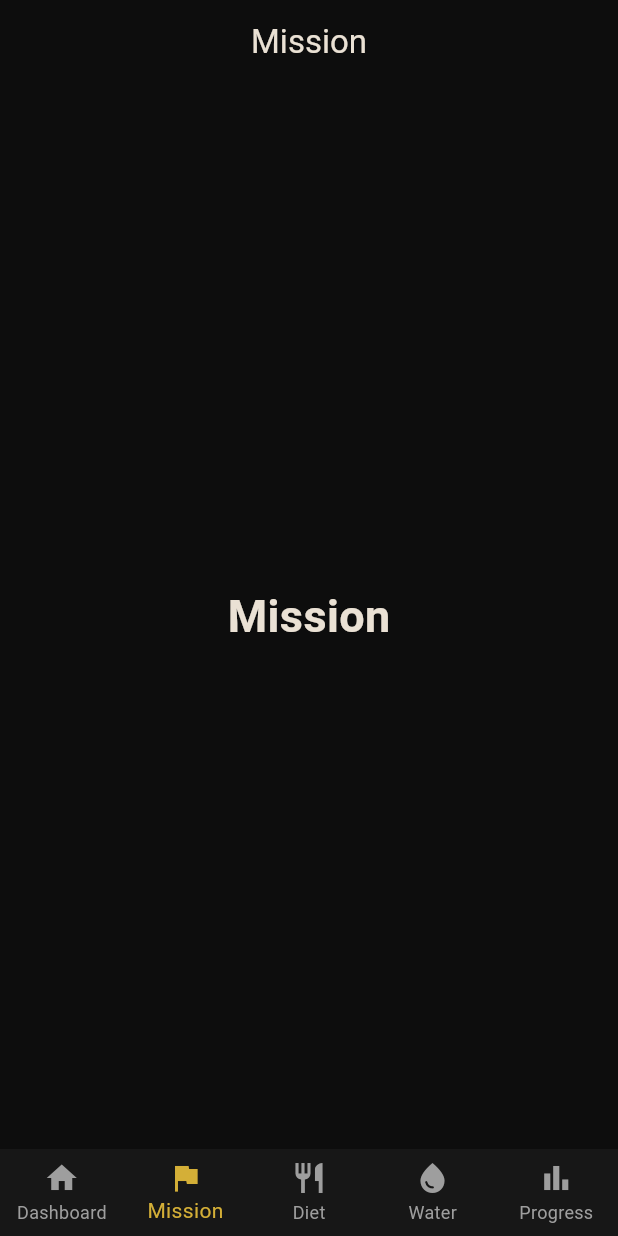
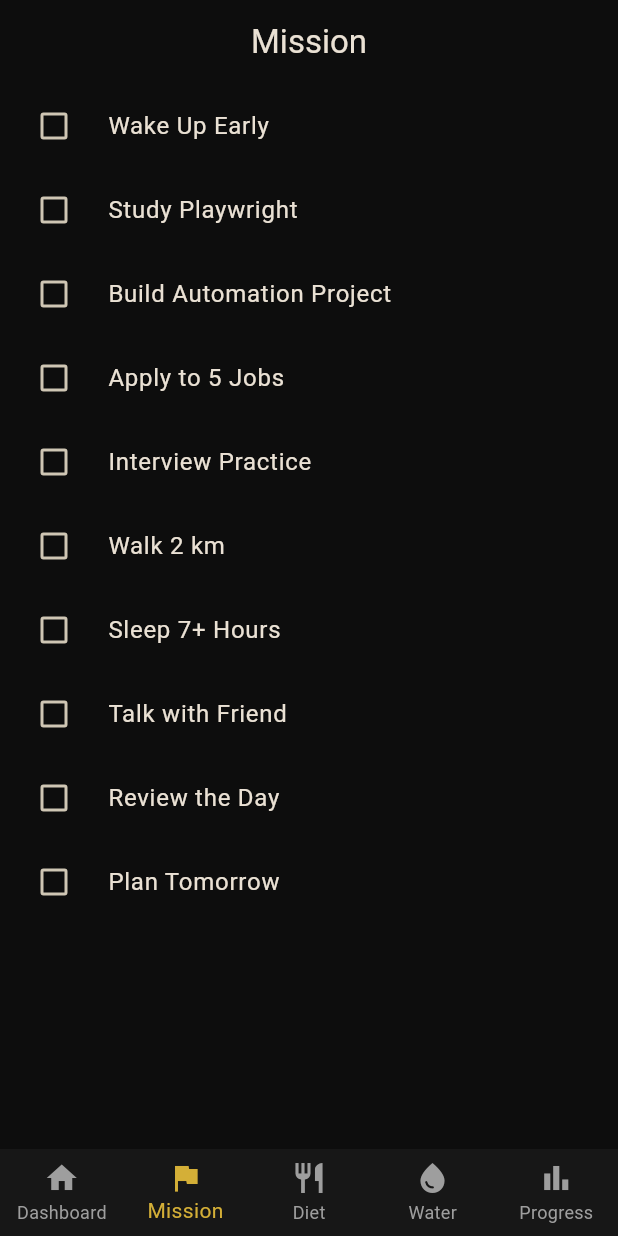
Before and after one commit to Arunnithis/shadyos, a Flutter app: the screen it shows after launch, item 2 of the bottom bar chosen, on a phone screen of 412 x 824 dp. Run offline on Flutter 3.47's test engine with Material 3 defaults, Android fonts, the phone set to English and light mode, and no system bars; our stand-ins replace flutter_riverpod, hive_flutter; accounts and stored records are empty.

Commit message:
Build reusable mission list and checkbox UI

```diff
--- /dev/null
+++ b/lib/features/mission/models/mission.dart
@@ -0,0 +1,11 @@
+class Mission {
+  final String title;
+  final String category;
+  bool completed;
+
+  Mission({
+    required this.title,
+    required this.category,
+    this.completed = false,
+  });
+}
--- /dev/null
+++ b/lib/features/mission/models/mission_data.dart
@@ -0,0 +1,19 @@
+import 'mission.dart';
+
+final List<Mission> missions = [
+  // Career
+  Mission(title: "Wake Up Early", category: "Career"),
+  Mission(title: "Study Playwright", category: "Career"),
+  Mission(title: "Build Automation Project", category: "Career"),
+  Mission(title: "Apply to 5 Jobs", category: "Career"),
+  Mission(title: "Interview Practice", category: "Career"),
+
+  // Health
+  Mission(title: "Walk 2 km", category: "Health"),
+  Mission(title: "Sleep 7+ Hours", category: "Health"),
+
+  // Personal
+  Mission(title: "Talk with Friend", category: "Personal"),
+  Mission(title: "Review the Day", category: "Personal"),
+  Mission(title: "Plan Tomorrow", category: "Personal"),
+];
--- a/lib/features/mission/screens/mission_screen.dart
+++ b/lib/features/mission/screens/mission_screen.dart
@@ -1,17 +1,36 @@
 import 'package:flutter/material.dart';
+import '../models/mission.dart';
+import '../models/mission_data.dart';
+import '../widgets/mission_tile.dart';
 
-class MissionScreen extends StatelessWidget {
+class MissionScreen extends StatefulWidget {
   const MissionScreen({super.key});
+
+  @override
+  State<MissionScreen> createState() => _MissionScreenState();
+}
+
+class _MissionScreenState extends State<MissionScreen> {
+  final List<Mission> missionList = missions;
 
   @override
   Widget build(BuildContext context) {
     return Scaffold(
       appBar: AppBar(title: const Text("Mission")),
-      body: const Center(
-        child: Text(
-          "Mission",
-          style: TextStyle(fontSize: 30, fontWeight: FontWeight.bold),
-        ),
+      body: ListView.builder(
+        itemCount: missionList.length,
+        itemBuilder: (context, index) {
+          final mission = missionList[index];
+
+          return MissionTile(
+            mission: mission,
+            onChanged: (value) {
+              setState(() {
+                mission.completed = value ?? false;
+              });
+            },
+          );
+        },
       ),
     );
   }
--- /dev/null
+++ b/lib/features/mission/widgets/mission_tile.dart
@@ -0,0 +1,23 @@
+import 'package:flutter/material.dart';
+import '../models/mission.dart';
+
+class MissionTile extends StatelessWidget {
+  final Mission mission;
+  final ValueChanged<bool?> onChanged;
+
+  const MissionTile({
+    super.key,
+    required this.mission,
+    required this.onChanged,
+  });
+
+  @override
+  Widget build(BuildContext context) {
+    return CheckboxListTile(
+      value: mission.completed,
+      onChanged: onChanged,
+      title: Text(mission.title),
+      controlAffinity: ListTileControlAffinity.leading,
+    );
+  }
+}
```
